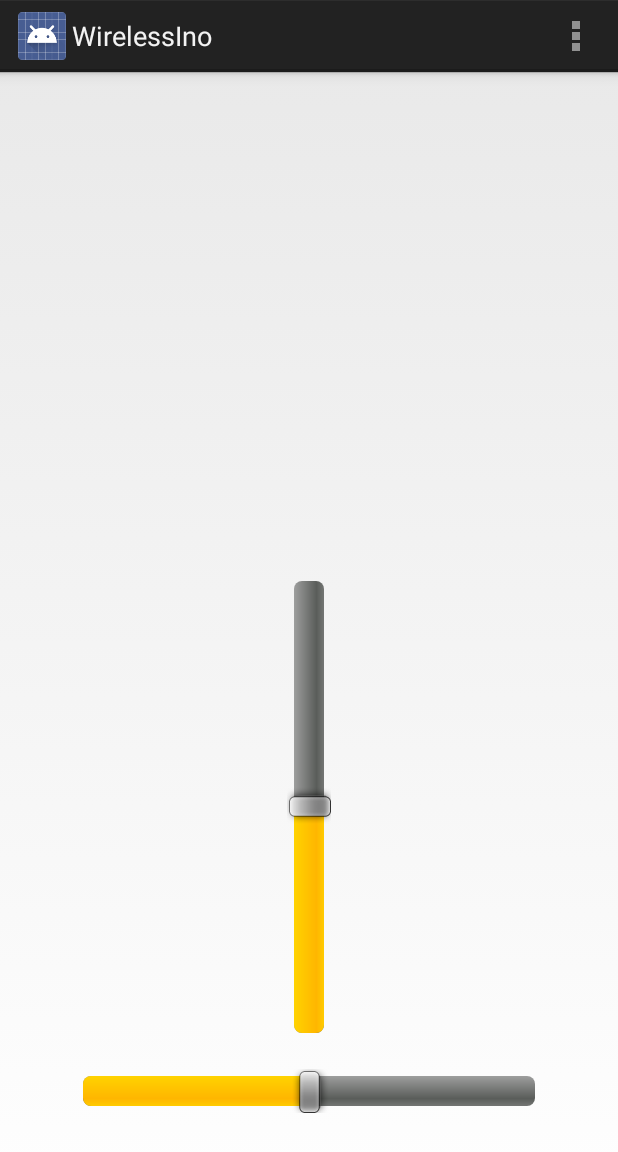
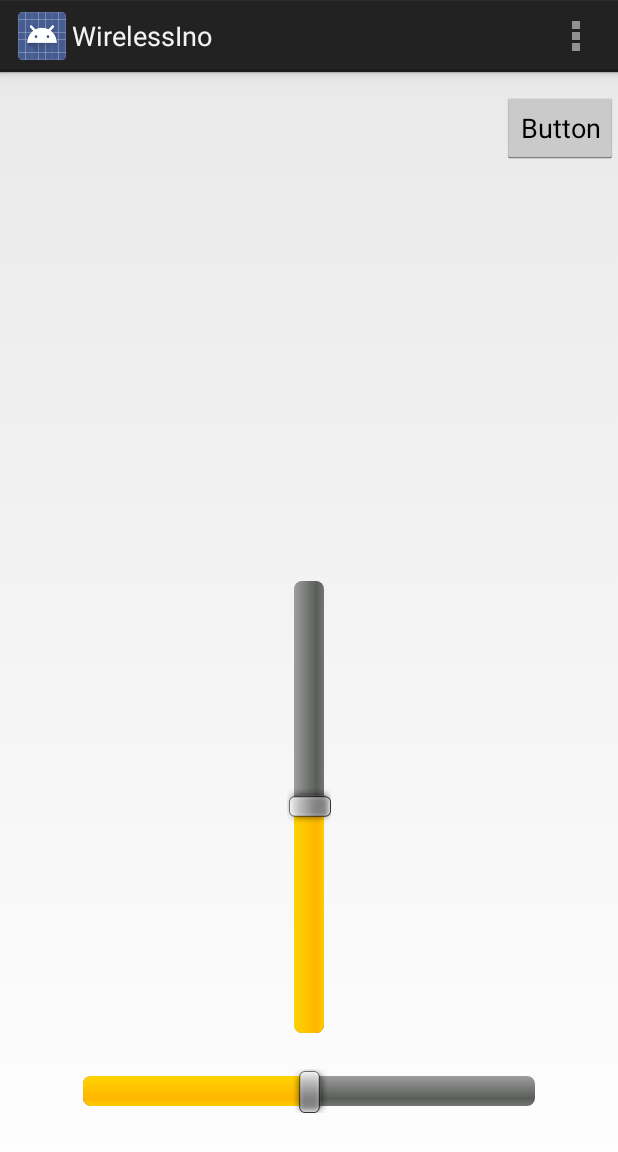
Before and after one commit to felixnorden/moppepojkar, an Android app: the screen it shows after launch (Main), on a phone screen of 412 x 824 dp. Shown: the top 1152 px of the screen. Run offline under Robolectric (Android 15) with nearby library versions, the light colour scheme and no system bars.

Commit message:
New App works!
Fixed formatting, tested on MOPED

```diff
--- a/src/app/WirelessIno/app/src/main/res/layout/activity_main.xml
+++ b/src/app/WirelessIno/app/src/main/res/layout/activity_main.xml
@@ -33,5 +33,15 @@ android:layout_height="match_parent">
         android:layout_alignParentBottom="true"
         android:layout_alignStart="@+id/TopBar" />
 
+    <Button
+        android:id="@+id/button"
+        android:layout_width="wrap_content"
+        android:layout_height="wrap_content"
+        android:layout_alignParentEnd="true"
+        android:layout_alignParentTop="true"
+        android:layout_marginTop="13dp"
+        android:onClick="goToOptions"
+        android:text="Button" />
+
 
 </RelativeLayout>
```
Also changed, not shown: src/app/WirelessIno/app/src/main/java/se/sics/sse/fresta/wirelessino/Main.java (+37 -13 lines).
